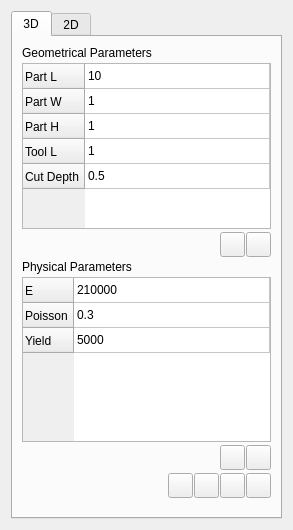
OpenDigitalTwin-Dev/FENGSim, file starter/FENGSim/Machining/MachiningDockWidget2.ui: the form before one commit.
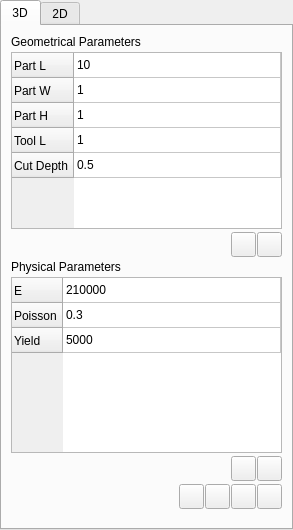
The form after the commit. Icons and pictures are not drawn.

```diff
--- a/starter/FENGSim/Machining/MachiningDockWidget2.ui
+++ b/starter/FENGSim/Machining/MachiningDockWidget2.ui
@@ -14,6 +14,18 @@
    <string>Form</string>
   </property>
   <layout class="QVBoxLayout" name="verticalLayout">
+   <property name="leftMargin">
+    <number>0</number>
+   </property>
+   <property name="topMargin">
+    <number>0</number>
+   </property>
+   <property name="rightMargin">
+    <number>0</number>
+   </property>
+   <property name="bottomMargin">
+    <number>0</number>
+   </property>
    <item>
     <widget class="QTabWidget" name="tabWidget">
      <property name="font">
```
Left out of the diff: 2 changed lines with no effect on the pictures.
